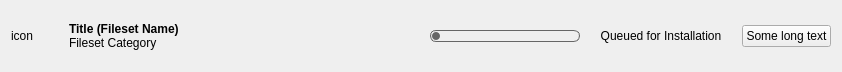
Above: QtGUIInstaller/KioskInstallWidget.ui from fw-dev/translations before the change. Below: the same form after it.
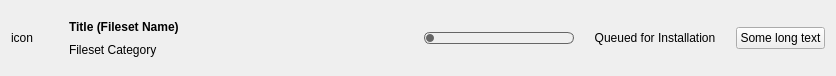
That is the form after the change. Custom widgets are drawn as their Qt base class.

```diff
--- a/QtGUIInstaller/KioskInstallWidget.ui
+++ b/QtGUIInstaller/KioskInstallWidget.ui
@@ -6,8 +6,8 @@
    <rect>
     <x>0</x>
     <y>0</y>
-    <width>842</width>
-    <height>72</height>
+    <width>836</width>
+    <height>76</height>
    </rect>
   </property>
   <property name="sizePolicy">
@@ -83,10 +83,13 @@
        <property name="orientation">
         <enum>Qt::Vertical</enum>
        </property>
+       <property name="sizeType">
+        <enum>QSizePolicy::Fixed</enum>
+       </property>
        <property name="sizeHint" stdset="0">
         <size>
          <width>20</width>
-         <height>40</height>
+         <height>15</height>
         </size>
        </property>
       </spacer>
@@ -137,10 +140,13 @@
        <property name="orientation">
         <enum>Qt::Vertical</enum>
        </property>
+       <property name="sizeType">
+        <enum>QSizePolicy::Fixed</enum>
+       </property>
        <property name="sizeHint" stdset="0">
         <size>
          <width>20</width>
-         <height>40</height>
+         <height>15</height>
         </size>
        </property>
       </spacer>
```
